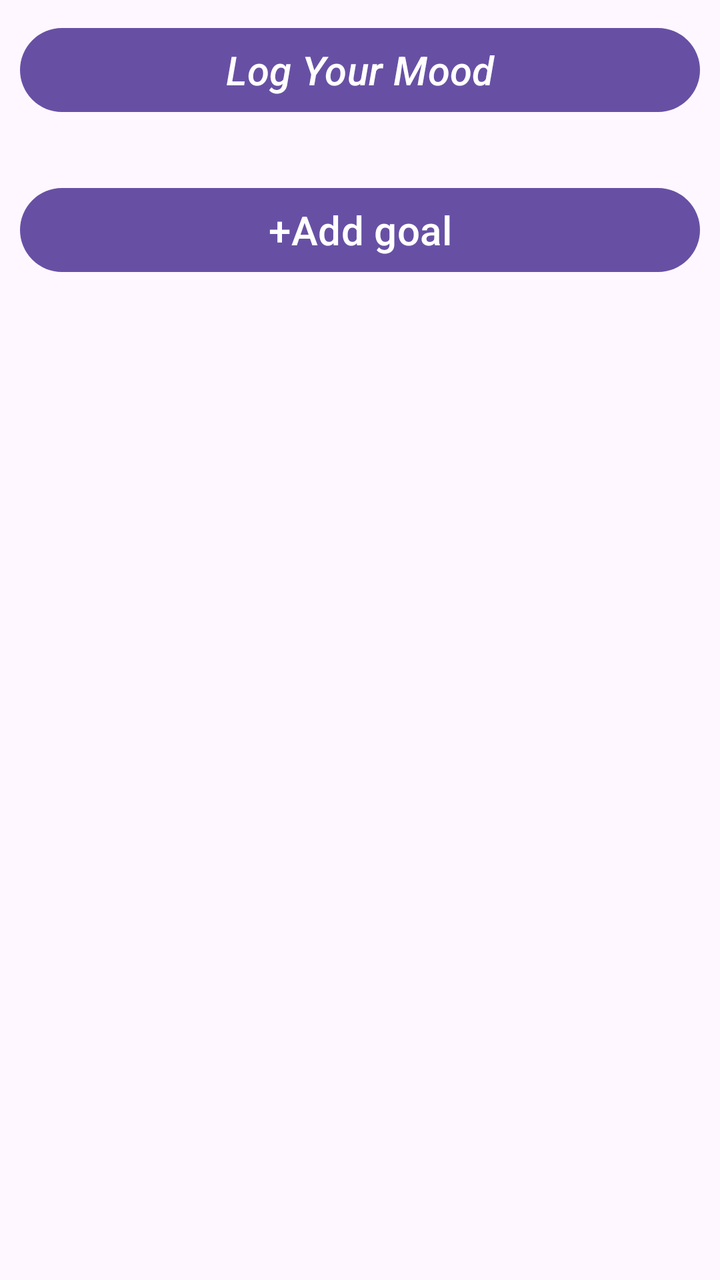
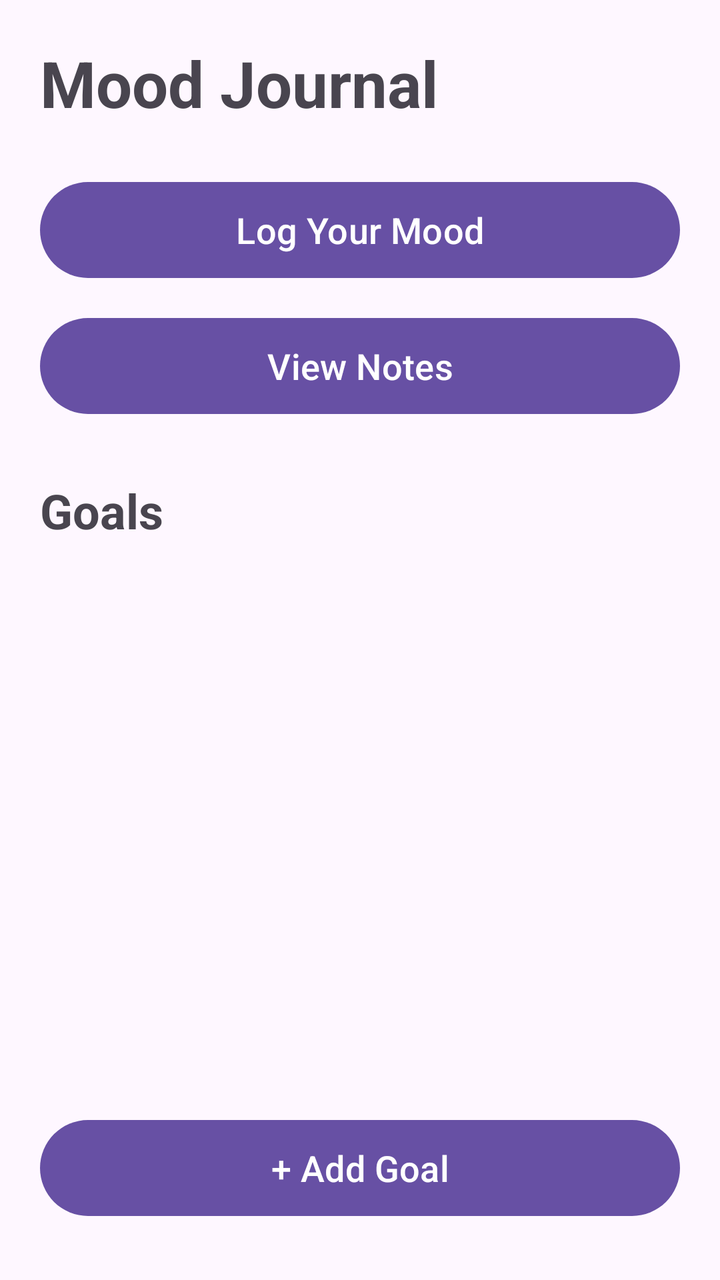

Two renders of the same Android screen: before a commit and after it. Below are the layout's source before the change and the commit's diff.
<!-- AndroidManifest.xml: application theme Theme.ProgectMood -->
<!-- res/layout/activity_main.xml -->
<?xml version="1.0" encoding="utf-8"?>
<androidx.constraintlayout.widget.ConstraintLayout xmlns:android="http://schemas.android.com/apk/res/android"
    android:orientation="vertical"
    xmlns:app="http://schemas.android.com/apk/res-auto"
    xmlns:tools="http://schemas.android.com/tools"
    android:id="@+id/main"
    android:layout_width="match_parent"
    android:layout_height="match_parent"
    tools:context=".MainActivity"
    android:padding="10dp">

    <Button
        android:id="@+id/button_log"
        android:layout_width="match_parent"
        android:layout_height="50dp"
        android:layout_gravity="center_horizontal"
        android:text="Log Your Mood"
        android:textSize="20sp"
        android:textStyle="italic"
        app:layout_constraintStart_toStartOf="parent"
        app:layout_constraintTop_toTopOf="parent" />

    <LinearLayout
        android:id="@+id/linearLayout"
        android:layout_width="match_parent"
        android:layout_height="wrap_content"
        android:orientation="vertical"
        android:layout_marginTop="20dp"
        app:layout_constraintTop_toBottomOf="@+id/button_log">


        <androidx.recyclerview.widget.RecyclerView
            android:id="@+id/goals_list"
            android:layout_width="match_parent"
            android:layout_height="match_parent" />

        <Button
            android:id="@+id/button_add_goal"
            android:layout_width="match_parent"
            android:layout_height="50dp"
            android:text="+Add goal"
            android:textSize="20sp"
            android:layout_marginTop="10dp"/>

    </LinearLayout>



</androidx.constraintlayout.widget.ConstraintLayout>
<!-- resources referenced by this layout -->
<resources>
  <style name="Theme.ProgectMood" parent="Base.Theme.ProgectMood" />
  <style name="Base.Theme.ProgectMood" parent="Theme.Material3.DayNight.NoActionBar">
          
          
      </style>
</resources>

<!-- the commit's change to res/layout/activity_main.xml (unified diff, before → after) -->
@@ -1,49 +1,91 @@
 <?xml version="1.0" encoding="utf-8"?>
-<androidx.constraintlayout.widget.ConstraintLayout xmlns:android="http://schemas.android.com/apk/res/android"
-    android:orientation="vertical"
+<androidx.constraintlayout.widget.ConstraintLayout
+    xmlns:android="http://schemas.android.com/apk/res/android"
     xmlns:app="http://schemas.android.com/apk/res-auto"
     xmlns:tools="http://schemas.android.com/tools"
     android:id="@+id/main"
     android:layout_width="match_parent"
     android:layout_height="match_parent"
-    tools:context=".MainActivity"
-    android:padding="10dp">
+    android:padding="20dp"
+    tools:context=".MainActivity">
+
+    
+
+    <TextView
+        android:id="@+id/title_text"
+        android:layout_width="wrap_content"
+        android:layout_height="wrap_content"
+        android:text="Mood Journal"
+        android:textSize="32sp"
+        android:textStyle="bold"
+        app:layout_constraintTop_toTopOf="parent"
+        app:layout_constraintStart_toStartOf="parent" />
+
+    
 
     <Button
         android:id="@+id/button_log"
-        android:layout_width="match_parent"
-        android:layout_height="50dp"
-        android:layout_gravity="center_horizontal"
+        android:layout_width="0dp"
+        android:layout_height="56dp"
+        android:layout_marginTop="24dp"
         android:text="Log Your Mood"
-        android:textSize="20sp"
-        android:textStyle="italic"
+        android:textSize="18sp"
+        app:layout_constraintTop_toBottomOf="@id/title_text"
         app:layout_constraintStart_toStartOf="parent"
-        app:layout_constraintTop_toTopOf="parent" />
+        app:layout_constraintEnd_toEndOf="parent" />
 
-    <LinearLayout
-        android:id="@+id/linearLayout"
-        android:layout_width="match_parent"
+    
+
+    <Button
+        android:id="@+id/button_notes_list"
+        android:layout_width="0dp"
+        android:layout_height="56dp"
+        android:layout_marginTop="12dp"
+        android:text="View Notes"
+        android:textSize="18sp"
+        app:layout_constraintTop_toBottomOf="@id/button_log"
+        app:layout_constraintStart_toStartOf="parent"
+        app:layout_constraintEnd_toEndOf="parent" />
+
+    
+
+    <TextView
+        android:id="@+id/goals_title"
+        android:layout_width="wrap_content"
         android:layout_height="wrap_content"
-        android:orientation="vertical"
-        android:layout_marginTop="20dp"
-        app:layout_constraintTop_toBottomOf="@+id/button_log">
+        android:layout_marginTop="28dp"
+        android:text="Goals"
+        android:textSize="24sp"
+        android:textStyle="bold"
+        app:layout_constraintTop_toBottomOf="@id/button_notes_list"
+        app:layout_constraintStart_toStartOf="parent" />
 
+    
 
-        <androidx.recyclerview.widget.RecyclerView
-            android:id="@+id/goals_list"
-            android:layout_width="match_parent"
-            android:layout_height="match_parent" />
+    <androidx.recyclerview.widget.RecyclerView
+        android:id="@+id/goals_list"
+        android:layout_width="0dp"
+        android:layout_height="0dp"
+        android:layout_marginTop="12dp"
+        android:clipToPadding="false"
+        android:paddingBottom="12dp"
+        app:layout_constraintTop_toBottomOf="@id/goals_title"
+        app:layout_constraintBottom_toTopOf="@id/button_add_goal"
+        app:layout_constraintStart_toStartOf="parent"
+        app:layout_constraintEnd_toEndOf="parent" />
 
-        <Button
-            android:id="@+id/button_add_goal"
-            android:layout_width="match_parent"
-            android:layout_height="50dp"
-            android:text="+Add goal"
-            android:textSize="20sp"
-            android:layout_marginTop="10dp"/>
+    
 
-    </LinearLayout>
-
-
+    <Button
+        android:id="@+id/button_add_goal"
+        android:layout_width="0dp"
+        android:layout_height="56dp"
+        android:layout_marginTop="12dp"
+        android:layout_marginBottom="8dp"
+        android:text="+ Add Goal"
+        android:textSize="18sp"
+        app:layout_constraintBottom_toBottomOf="parent"
+        app:layout_constraintStart_toStartOf="parent"
+        app:layout_constraintEnd_toEndOf="parent" />
 
 </androidx.constraintlayout.widget.ConstraintLayout>
